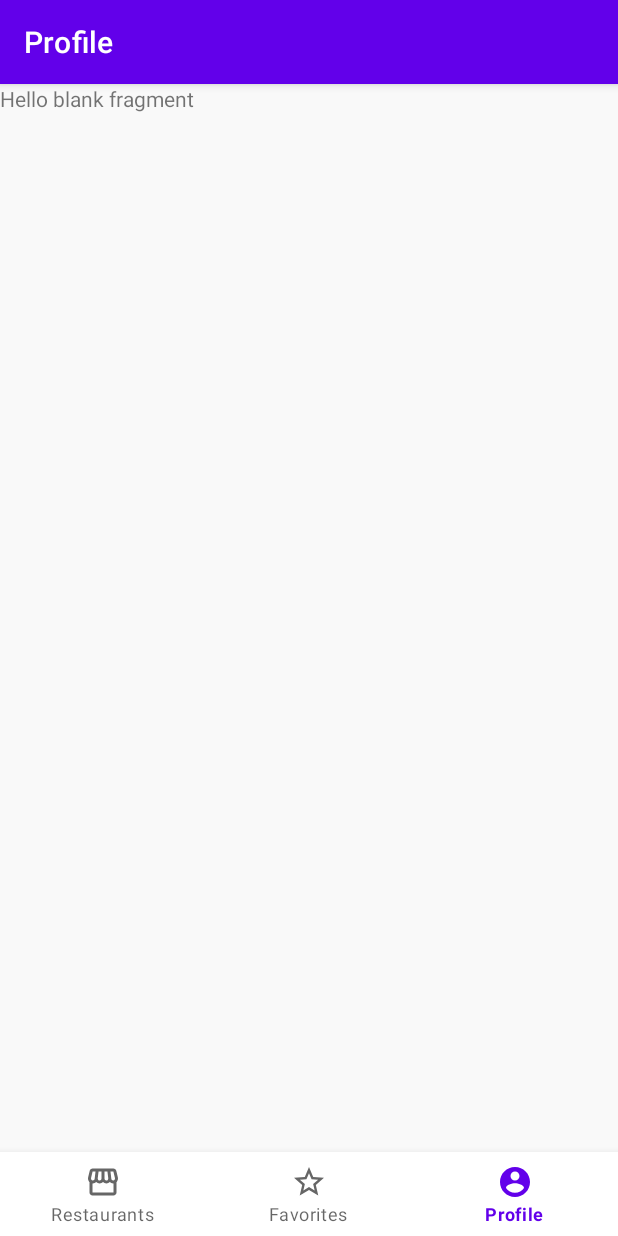
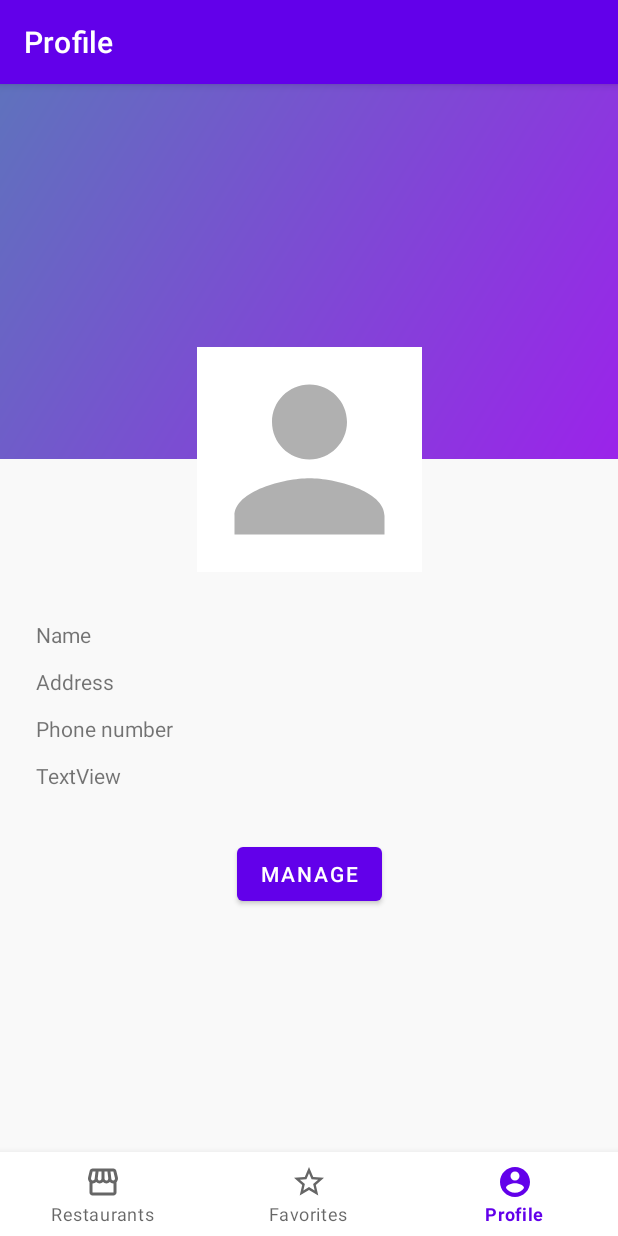
Before and after one commit to prlnd/WhereToEat, an Android app: the ProfileFragment screen opened through its navigation route, on a phone screen of 412 x 824 dp. Run offline under Robolectric (Android 15) with nearby library versions, the phone set to English and light mode, and no system bars; our stand-ins replace Dagger/Hilt's generated code, navigation-ui; libraries missing offline, so code that uses them is left out: androidx.hilt.lifecycle; Roboto replaces fonts that are not available here; 11 statements that could not run were skipped.

Commit message:
Added profile layout.

```diff
--- a/app/src/main/java/com/example/wheretoeat/bindingadapter/RestaurantsRowBinding.kt
+++ b/app/src/main/java/com/example/wheretoeat/bindingadapter/RestaurantsRowBinding.kt
@@ -9,7 +9,6 @@ import androidx.core.content.ContextCompat
 import androidx.databinding.BindingAdapter
 import androidx.navigation.findNavController
 import com.bumptech.glide.Glide
-import com.bumptech.glide.load.engine.DiskCacheStrategy
 import com.bumptech.glide.load.resource.drawable.DrawableTransitionOptions
 import com.example.wheretoeat.R
 import com.example.wheretoeat.model.Restaurant
@@ -45,7 +44,6 @@ class RestaurantsRowBinding {
         fun loadImageFromUrl(imageView: ImageView, imageUrl: String) {
             Glide.with(imageView.context)
                 .load(imageUrl)
-                .diskCacheStrategy(DiskCacheStrategy.NONE)
                 .error(R.drawable.ic_error_placeholder)
                 .transition(
                     DrawableTransitionOptions()
--- a/app/src/main/java/com/example/wheretoeat/ui/fragments/overview/OverviewFragment.kt
+++ b/app/src/main/java/com/example/wheretoeat/ui/fragments/overview/OverviewFragment.kt
@@ -25,6 +25,7 @@ class OverviewFragment : Fragment() {
 
         Glide.with(view.main_imageView.context)
             .load(myBundle?.imageUrl)
+            .error(R.drawable.ic_error_placeholder)
             .into(view.main_imageView)
 
         view.titleDetails_textView.text = myBundle?.name
--- a/app/src/main/java/com/example/wheretoeat/ui/fragments/restaurants/RestaurantsFragment.kt
+++ b/app/src/main/java/com/example/wheretoeat/ui/fragments/restaurants/RestaurantsFragment.kt
@@ -21,6 +21,7 @@ import com.example.wheretoeat.util.NetworkResult
 import com.example.wheretoeat.util.observeOnce
 import com.example.wheretoeat.viewmodel.RestaurantsViewModel
 import dagger.hilt.android.AndroidEntryPoint
+import kotlinx.coroutines.async
 import kotlinx.coroutines.flow.collect
 import kotlinx.coroutines.launch
 
@@ -72,7 +73,7 @@ class RestaurantsFragment : Fragment(), SearchView.OnQueryTextListener {
                         readCities()
                         restaurantsViewModel.cities.asLiveData()
                             .observe(viewLifecycleOwner, { list ->
-                                if (list.isNotEmpty() || !status) {
+                                if (list.isNotEmpty()) {
                                     readDatabase()
                                 }
                             })
@@ -140,6 +141,9 @@ class RestaurantsFragment : Fragment(), SearchView.OnQueryTextListener {
                     response.data?.let { restaurantsViewModel.cities.value = it.cities }
                 }
                 is NetworkResult.Error -> {
+                    if (restaurantsViewModel.cities.value.isEmpty()) {
+                        readDatabase()
+                    }
                     loadCityDataFromCache()
                 }
             }
--- a/app/src/main/java/com/example/wheretoeat/viewmodel/RestaurantsViewModel.kt
+++ b/app/src/main/java/com/example/wheretoeat/viewmodel/RestaurantsViewModel.kt
@@ -59,9 +59,9 @@ class RestaurantsViewModel @ViewModelInject constructor(
             }
         }
 
-            if (cityName.isNullOrEmpty() && cities.value.isNotEmpty()) {
-                cityName = cities.value[0]
-            }
+        if (cityName.isNullOrEmpty() && cities.value.isNotEmpty()) {
+            cityName = cities.value[0]
+        }
 
 
         return QueryParameters(
--- /dev/null
+++ b/app/src/main/res/drawable/gradient_profile.xml
@@ -0,0 +1,8 @@
+<?xml version="1.0" encoding="utf-8"?>
+<shape xmlns:android="http://schemas.android.com/apk/res/android"
+    android:shape="rectangle">
+    <gradient
+        android:angle="135"
+        android:endColor="#5f72bd"
+        android:startColor="#9b23ea" />
+</shape>
--- /dev/null
+++ b/app/src/main/res/drawable/ic_person.xml
@@ -0,0 +1,10 @@
+<vector xmlns:android="http://schemas.android.com/apk/res/android"
+    android:width="24dp"
+    android:height="24dp"
+    android:viewportWidth="24"
+    android:viewportHeight="24"
+    android:tint="?attr/colorControlNormal">
+  <path
+      android:fillColor="@android:color/white"
+      android:pathData="M12,12c2.21,0 4,-1.79 4,-4s-1.79,-4 -4,-4 -4,1.79 -4,4 1.79,4 4,4zM12,14c-2.67,0 -8,1.34 -8,4v2h16v-2c0,-2.66 -5.33,-4 -8,-4z"/>
+</vector>
--- a/app/src/main/res/layout/fragment_profile.xml
+++ b/app/src/main/res/layout/fragment_profile.xml
@@ -1,15 +1,85 @@
 <?xml version="1.0" encoding="utf-8"?>
 <androidx.constraintlayout.widget.ConstraintLayout xmlns:android="http://schemas.android.com/apk/res/android"
+    xmlns:app="http://schemas.android.com/apk/res-auto"
     xmlns:tools="http://schemas.android.com/tools"
     android:layout_width="match_parent"
     android:layout_height="match_parent"
     android:background="@color/lightGray"
     tools:context=".ui.fragments.profile.ProfileFragment">
 
-    <!-- TODO: Update blank fragment layout -->
+
+    <View
+        android:id="@+id/gradient_profile"
+        android:layout_width="wrap_content"
+        android:layout_height="250dp"
+        android:background="@drawable/gradient_profile"
+        app:layout_constraintEnd_toEndOf="parent"
+        app:layout_constraintStart_toStartOf="parent"
+        app:layout_constraintTop_toTopOf="parent" />
+
+    <ImageView
+        android:id="@+id/profile_imageView"
+        android:layout_width="150dp"
+        android:layout_height="150dp"
+        android:background="@color/white"
+        android:src="@drawable/ic_person"
+        app:layout_constraintBottom_toBottomOf="@+id/gradient_profile"
+        app:layout_constraintEnd_toEndOf="parent"
+        app:layout_constraintStart_toStartOf="parent"
+        app:layout_constraintTop_toBottomOf="@+id/gradient_profile"
+        app:tint="@color/darkMediumGray" />
+
     <TextView
-        android:layout_width="match_parent"
-        android:layout_height="match_parent"
-        android:text="@string/hello_blank_fragment" />
+        android:id="@+id/nameProfile_textView"
+        android:layout_width="0dp"
+        android:layout_height="wrap_content"
+        android:layout_marginStart="24dp"
+        android:layout_marginTop="32dp"
+        android:layout_marginEnd="24dp"
+        android:text="Name"
+        app:layout_constraintEnd_toEndOf="parent"
+        app:layout_constraintStart_toStartOf="parent"
+        app:layout_constraintTop_toBottomOf="@+id/profile_imageView" />
+
+    <TextView
+        android:id="@+id/addressProfile_textView"
+        android:layout_width="0dp"
+        android:layout_height="wrap_content"
+        android:layout_marginTop="12dp"
+        android:text="Address"
+        app:layout_constraintEnd_toEndOf="@+id/nameProfile_textView"
+        app:layout_constraintStart_toStartOf="@+id/nameProfile_textView"
+        app:layout_constraintTop_toBottomOf="@+id/nameProfile_textView" />
+
+    <TextView
+        android:id="@+id/textView3"
+        android:layout_width="0dp"
+        android:layout_height="wrap_content"
+        android:layout_marginTop="12dp"
+        android:text="Phone number"
+        app:layout_constraintEnd_toEndOf="@+id/addressProfile_textView"
+        app:layout_constraintStart_toStartOf="@+id/addressProfile_textView"
+        app:layout_constraintTop_toBottomOf="@+id/addressProfile_textView" />
+
+    <TextView
+        android:id="@+id/textView4"
+        android:layout_width="0dp"
+        android:layout_height="wrap_content"
+        android:layout_marginTop="12dp"
+        android:text="TextView"
+        app:layout_constraintEnd_toEndOf="@+id/textView3"
+        app:layout_constraintStart_toStartOf="@+id/textView3"
+        app:layout_constraintTop_toBottomOf="@+id/textView3" />
+
+    <Button
+        android:id="@+id/button"
+        android:layout_width="wrap_content"
+        android:layout_height="wrap_content"
+        android:layout_marginTop="32dp"
+        android:text="Manage"
+        android:textColor="@color/white"
+        app:layout_constraintEnd_toEndOf="@+id/textView4"
+        app:layout_constraintStart_toStartOf="@+id/textView4"
+        app:layout_constraintTop_toBottomOf="@+id/textView4" />
 
 </androidx.constraintlayout.widget.ConstraintLayout>
--- a/app/src/main/res/values/colors.xml
+++ b/app/src/main/res/values/colors.xml
@@ -16,6 +16,7 @@
     <color name="lightGray">#F9F9F9</color>
     <color name="mediumGray">#D1D1D1</color>
     <color name="lightMediumGray">#80D1D1D1</color>
+    <color name="darkMediumGray">#B0B0B0</color>
     <color name="darkGray">#4B4B4B</color>
     <color name="dark">#313C44</color>
     <color name="darker">#151B20</color>
```
